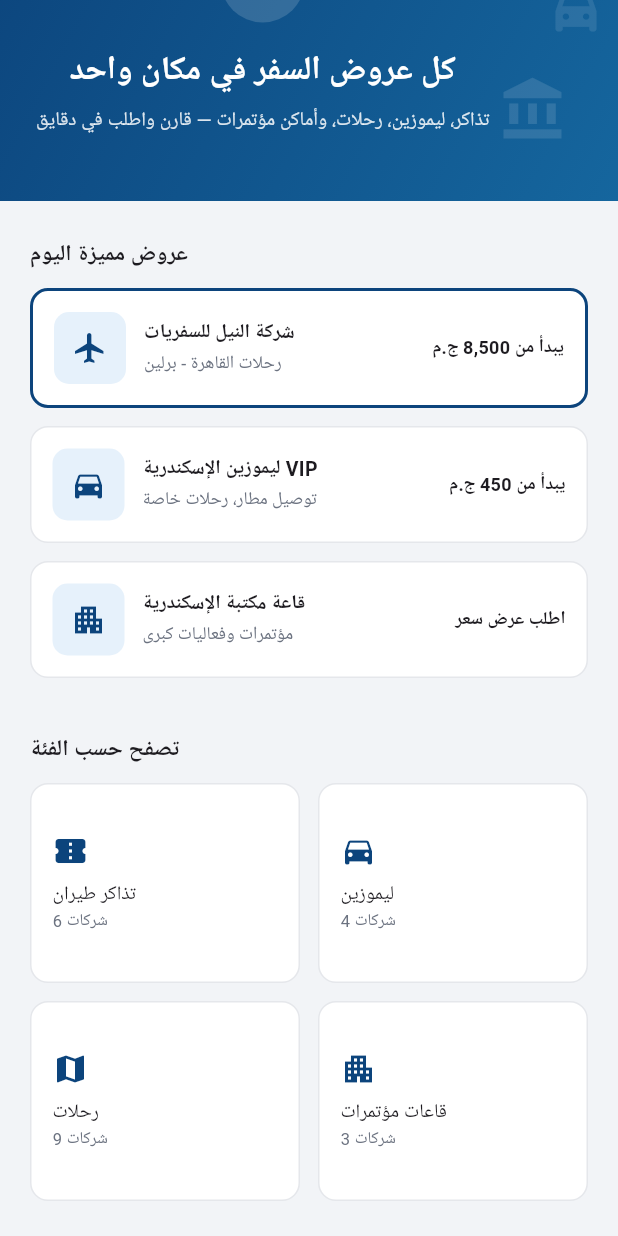
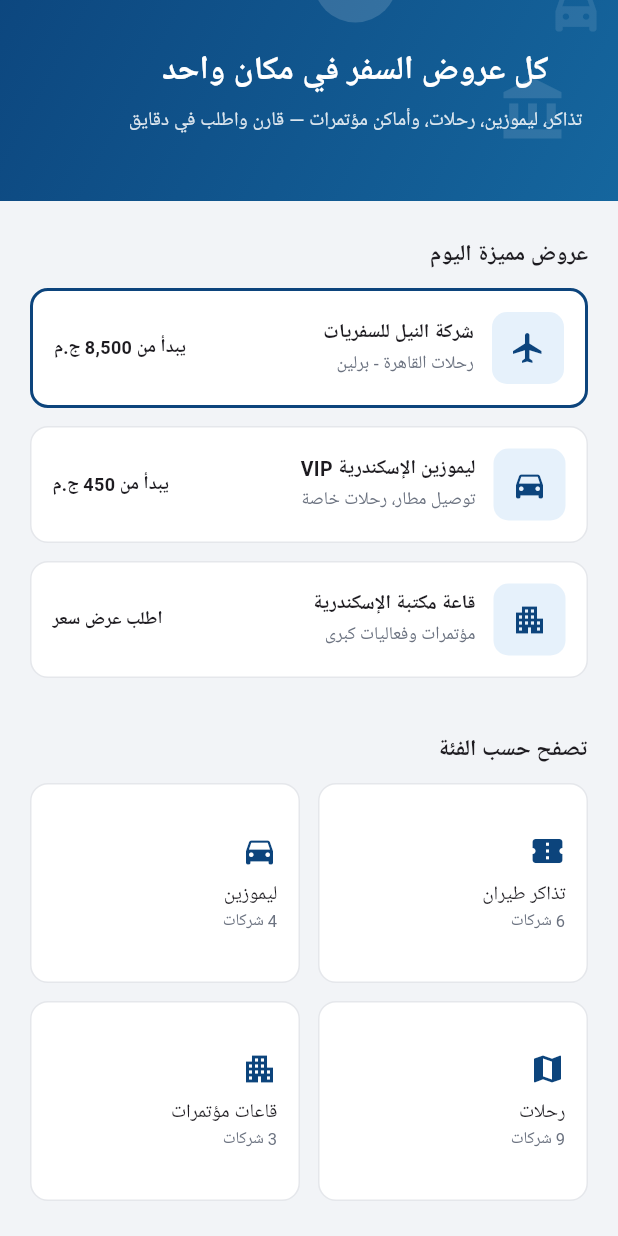
Before and after one commit to amirwahby-DSB/swa-travel-app, a Flutter app: the screen it shows after launch, scrolled down 150 dp, on a phone screen of 412 x 824 dp. Run offline on Flutter 3.47's test engine with Material 3 defaults, Android fonts, the phone set to English and light mode, and no system bars; our stand-ins replace google_fonts; Roboto replaces fonts that are missing (Cairo).

Commit message:
Add 3-language support

```diff
--- /dev/null
+++ b/lib/home_strings.dart
@@ -0,0 +1,111 @@
+enum AppLanguage { ar, en, de }
+
+class HomeStrings {
+  static AppLanguage current = AppLanguage.ar;
+
+  static bool get isRtl => current == AppLanguage.ar;
+
+  static String get appName => 'SWA Travel';
+
+  static String get heroTitle => switch (current) {
+        AppLanguage.ar => 'كل عروض السفر في مكان واحد',
+        AppLanguage.en => 'All your travel offers in one place',
+        AppLanguage.de => 'Alle Reiseangebote an einem Ort',
+      };
+
+  static String get heroSubtitle => switch (current) {
+        AppLanguage.ar => 'تذاكر، ليموزين، رحلات، وأماكن مؤتمرات — قارن واطلب في دقايق',
+        AppLanguage.en => 'Flights, limousines, trips, and conference venues — compare and book in minutes',
+        AppLanguage.de => 'Flüge, Limousinen, Ausflüge und Konferenzräume — vergleichen und in Minuten buchen',
+      };
+
+  static String get featuredOffersTitle => switch (current) {
+        AppLanguage.ar => 'عروض مميزة اليوم',
+        AppLanguage.en => 'Featured offers today',
+        AppLanguage.de => 'Heutige Top-Angebote',
+      };
+
+  static String get browseByCategory => switch (current) {
+        AppLanguage.ar => 'تصفح حسب الفئة',
+        AppLanguage.en => 'Browse by category',
+        AppLanguage.de => 'Nach Kategorie durchsuchen',
+      };
+
+  // Offer 1
+  static String get offer1Title => switch (current) {
+        AppLanguage.ar => 'شركة النيل للسفريات',
+        AppLanguage.en => 'Nile Travel Company',
+        AppLanguage.de => 'Nile Reiseunternehmen',
+      };
+  static String get offer1Sub => switch (current) {
+        AppLanguage.ar => 'رحلات القاهرة - برلين',
+        AppLanguage.en => 'Cairo - Berlin flights',
+        AppLanguage.de => 'Flüge Kairo - Berlin',
+      };
+  static String get offer1Price => switch (current) {
+        AppLanguage.ar => 'يبدأ من 8,500 ج.م',
+        AppLanguage.en => 'From EGP 8,500',
+        AppLanguage.de => 'Ab 8.500 EGP',
+      };
+
+  // Offer 2
+  static String get offer2Title => switch (current) {
+        AppLanguage.ar => 'ليموزين الإسكندرية VIP',
+        AppLanguage.en => 'Alexandria VIP Limousine',
+        AppLanguage.de => 'Alexandria VIP-Limousine',
+      };
+  static String get offer2Sub => switch (current) {
+        AppLanguage.ar => 'توصيل مطار، رحلات خاصة',
+        AppLanguage.en => 'Airport transfer, private trips',
+        AppLanguage.de => 'Flughafentransfer, private Fahrten',
+      };
+  static String get offer2Price => switch (current) {
+        AppLanguage.ar => 'يبدأ من 450 ج.م',
+        AppLanguage.en => 'From EGP 450',
+        AppLanguage.de => 'Ab 450 EGP',
+      };
+
+  // Offer 3
+  static String get offer3Title => switch (current) {
+        AppLanguage.ar => 'قاعة مكتبة الإسكندرية',
+        AppLanguage.en => 'Bibliotheca Alexandrina Hall',
+        AppLanguage.de => 'Halle der Bibliotheca Alexandrina',
+      };
+  static String get offer3Sub => switch (current) {
+        AppLanguage.ar => 'مؤتمرات وفعاليات كبرى',
+        AppLanguage.en => 'Conferences and major events',
+        AppLanguage.de => 'Konferenzen und Großveranstaltungen',
+      };
+  static String get offer3Price => switch (current) {
+        AppLanguage.ar => 'اطلب عرض سعر',
+        AppLanguage.en => 'Request a quote',
+        AppLanguage.de => 'Angebot anfordern',
+      };
+
+  // Categories
+  static String get catFlights => switch (current) {
+        AppLanguage.ar => 'تذاكر طيران',
+        AppLanguage.en => 'Flight tickets',
+        AppLanguage.de => 'Flugtickets',
+      };
+  static String get catLimo => switch (current) {
+        AppLanguage.ar => 'ليموزين',
+        AppLanguage.en => 'Limousine',
+        AppLanguage.de => 'Limousine',
+      };
+  static String get catTrips => switch (current) {
+        AppLanguage.ar => 'رحلات',
+        AppLanguage.en => 'Trips',
+        AppLanguage.de => 'Ausflüge',
+      };
+  static String get catConference => switch (current) {
+        AppLanguage.ar => 'قاعات مؤتمرات',
+        AppLanguage.en => 'Conference halls',
+        AppLanguage.de => 'Konferenzräume',
+      };
+  static String companiesCount(int n) => switch (current) {
+        AppLanguage.ar => '$n شركات',
+        AppLanguage.en => '$n companies',
+        AppLanguage.de => '$n Unternehmen',
+      };
+}
--- a/lib/main.dart
+++ b/lib/main.dart
@@ -1,12 +1,24 @@
 import 'package:flutter/material.dart';
 import 'package:google_fonts/google_fonts.dart';
+import 'home_strings.dart';
 
 void main() {
   runApp(const SwaTravelApp());
 }
 
-class SwaTravelApp extends StatelessWidget {
+class SwaTravelApp extends StatefulWidget {
   const SwaTravelApp({super.key});
+
+  @override
+  State<SwaTravelApp> createState() => _SwaTravelAppState();
+}
+
+class _SwaTravelAppState extends State<SwaTravelApp> {
+  void _setLanguage(AppLanguage lang) {
+    setState(() {
+      HomeStrings.current = lang;
+    });
+  }
 
   @override
   Widget build(BuildContext context) {
@@ -21,13 +33,17 @@ class SwaTravelApp extends StatelessWidget {
         ),
         textTheme: GoogleFonts.cairoTextTheme(),
       ),
-      home: const HomeScreen(),
+      home: Directionality(
+        textDirection: HomeStrings.isRtl ? TextDirection.rtl : TextDirection.ltr,
+        child: HomeScreen(onLanguageChange: _setLanguage),
+      ),
     );
   }
 }
 
 class HomeScreen extends StatelessWidget {
-  const HomeScreen({super.key});
+  final void Function(AppLanguage) onLanguageChange;
+  const HomeScreen({super.key, required this.onLanguageChange});
 
   @override
   Widget build(BuildContext context) {
@@ -41,7 +57,7 @@ class HomeScreen extends StatelessWidget {
               child: Column(
                 crossAxisAlignment: CrossAxisAlignment.stretch,
                 children: [
-                  _buildHeader(),
+                  _buildHeader(context),
                   _buildHero(),
                   _buildFeaturedOffers(),
                   _buildCategories(),
@@ -56,7 +72,7 @@ class HomeScreen extends StatelessWidget {
   }
 
   // ---------- Header ----------
-  Widget _buildHeader() {
+  Widget _buildHeader(BuildContext context) {
     return Container(
       padding: const EdgeInsets.symmetric(horizontal: 20, vertical: 14),
       decoration: const BoxDecoration(
@@ -79,25 +95,33 @@ class HomeScreen extends StatelessWidget {
             ),
           ),
           const SizedBox(width: 8),
-          const Text(
-            'SWA Travel',
-            style: TextStyle(fontSize: 16, fontWeight: FontWeight.w600),
+          Text(
+            HomeStrings.appName,
+            style: const TextStyle(fontSize: 16, fontWeight: FontWeight.w600),
           ),
           const Spacer(),
-          Container(
-            padding: const EdgeInsets.symmetric(horizontal: 10, vertical: 6),
-            decoration: BoxDecoration(
-              border: Border.all(color: const Color(0xFFE5E7EB)),
-              borderRadius: BorderRadius.circular(8),
+          PopupMenuButton<AppLanguage>(
+            onSelected: onLanguageChange,
+            itemBuilder: (context) => const [
+              PopupMenuItem(value: AppLanguage.ar, child: Text('العربية')),
+              PopupMenuItem(value: AppLanguage.en, child: Text('English')),
+              PopupMenuItem(value: AppLanguage.de, child: Text('Deutsch')),
+            ],
+            child: Container(
+              padding: const EdgeInsets.symmetric(horizontal: 10, vertical: 6),
+              decoration: BoxDecoration(
+                border: Border.all(color: const Color(0xFFE5E7EB)),
+                borderRadius: BorderRadius.circular(8),
+              ),
+              child: const Text('AR / EN / DE', style: TextStyle(fontSize: 11)),
             ),
-            child: const Text('AR / EN / DE', style: TextStyle(fontSize: 11)),
           ),
         ],
       ),
     );
   }
 
-  // ---------- Hero (with gradient + decorative icons) ----------
+  // ---------- Hero ----------
   Widget _buildHero() {
     return Container(
       padding: const EdgeInsets.symmetric(horizontal: 24, vertical: 44),
@@ -126,14 +150,14 @@ class HomeScreen extends StatelessWidget {
                 child: const Icon(Icons.flight_takeoff, color: Colors.white, size: 26),
               ),
               const SizedBox(height: 16),
-              const Text(
-                'كل عروض السفر في مكان واحد',
+              Text(
+                HomeStrings.heroTitle,
                 textAlign: TextAlign.center,
-                style: TextStyle(fontSize: 22, fontWeight: FontWeight.bold, color: Colors.white),
+                style: const TextStyle(fontSize: 22, fontWeight: FontWeight.bold, color: Colors.white),
               ),
               const SizedBox(height: 8),
               Text(
-                'تذاكر، ليموزين، رحلات، وأماكن مؤتمرات — قارن واطلب في دقايق',
+                HomeStrings.heroSubtitle,
                 textAlign: TextAlign.center,
                 style: TextStyle(fontSize: 13, color: Colors.white.withOpacity(0.85)),
               ),
@@ -147,9 +171,9 @@ class HomeScreen extends StatelessWidget {
   // ---------- Featured Offers ----------
   Widget _buildFeaturedOffers() {
     final offers = [
-      {'title': 'شركة النيل للسفريات', 'sub': 'رحلات القاهرة - برلين', 'price': 'يبدأ من 8,500 ج.م', 'icon': Icons.flight, 'featured': true},
-      {'title': 'ليموزين الإسكندرية VIP', 'sub': 'توصيل مطار، رحلات خاصة', 'price': 'يبدأ من 450 ج.م', 'icon': Icons.directions_car, 'featured': false},
-      {'title': 'قاعة مكتبة الإسكندرية', 'sub': 'مؤتمرات وفعاليات كبرى', 'price': 'اطلب عرض سعر', 'icon': Icons.apartment, 'featured': false},
+      {'title': HomeStrings.offer1Title, 'sub': HomeStrings.offer1Sub, 'price': HomeStrings.offer1Price, 'icon': Icons.flight, 'featured': true},
+      {'title': HomeStrings.offer2Title, 'sub': HomeStrings.offer2Sub, 'price': HomeStrings.offer2Price, 'icon': Icons.directions_car, 'featured': false},
+      {'title': HomeStrings.offer3Title, 'sub': HomeStrings.offer3Sub, 'price': HomeStrings.offer3Price, 'icon': Icons.apartment, 'featured': false},
     ];
 
     return Padding(
@@ -157,7 +181,7 @@ class HomeScreen extends StatelessWidget {
       child: Column(
         crossAxisAlignment: CrossAxisAlignment.stretch,
         children: [
-          const Text('عروض مميزة اليوم', style: TextStyle(fontSize: 15, fontWeight: FontWeight.w600)),
+          Text(HomeStrings.featuredOffersTitle, style: const TextStyle(fontSize: 15, fontWeight: FontWeight.w600)),
           const SizedBox(height: 12),
           ...offers.map((o) => Padding(
                 padding: const EdgeInsets.only(bottom: 12),
@@ -203,13 +227,13 @@ class HomeScreen extends StatelessWidget {
     );
   }
 
-  // ---------- Categories (fixed spacing) ----------
+  // ---------- Categories ----------
   Widget _buildCategories() {
     final categories = [
-      {'label': 'تذاكر طيران', 'count': '6 شركات', 'icon': Icons.confirmation_number},
-      {'label': 'ليموزين', 'count': '4 شركات', 'icon': Icons.directions_car},
-      {'label': 'رحلات', 'count': '9 شركات', 'icon': Icons.map},
-      {'label': 'قاعات مؤتمرات', 'count': '3 شركات', 'icon': Icons.apartment},
+      {'label': HomeStrings.catFlights, 'count': HomeStrings.companiesCount(6), 'icon': Icons.confirmation_number},
+      {'label': HomeStrings.catLimo, 'count': HomeStrings.companiesCount(4), 'icon': Icons.directions_car},
+      {'label': HomeStrings.catTrips, 'count': HomeStrings.companiesCount(9), 'icon': Icons.map},
+      {'label': HomeStrings.catConference, 'count': HomeStrings.companiesCount(3), 'icon': Icons.apartment},
     ];
 
     return Padding(
@@ -217,7 +241,7 @@ class HomeScreen extends StatelessWidget {
       child: Column(
         crossAxisAlignment: CrossAxisAlignment.stretch,
         children: [
-          const Text('تصفح حسب الفئة', style: TextStyle(fontSize: 15, fontWeight: FontWeight.w600)),
+          Text(HomeStrings.browseByCategory, style: const TextStyle(fontSize: 15, fontWeight: FontWeight.w600)),
           const SizedBox(height: 12),
           GridView.count(
             crossAxisCount: 2,
```
